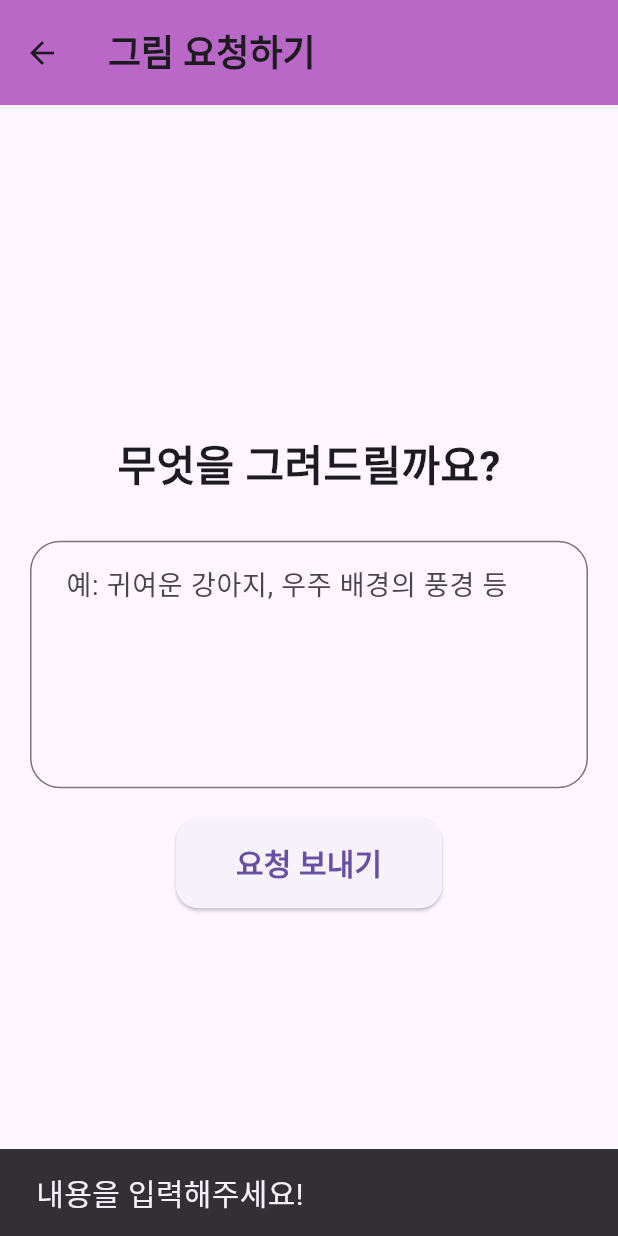
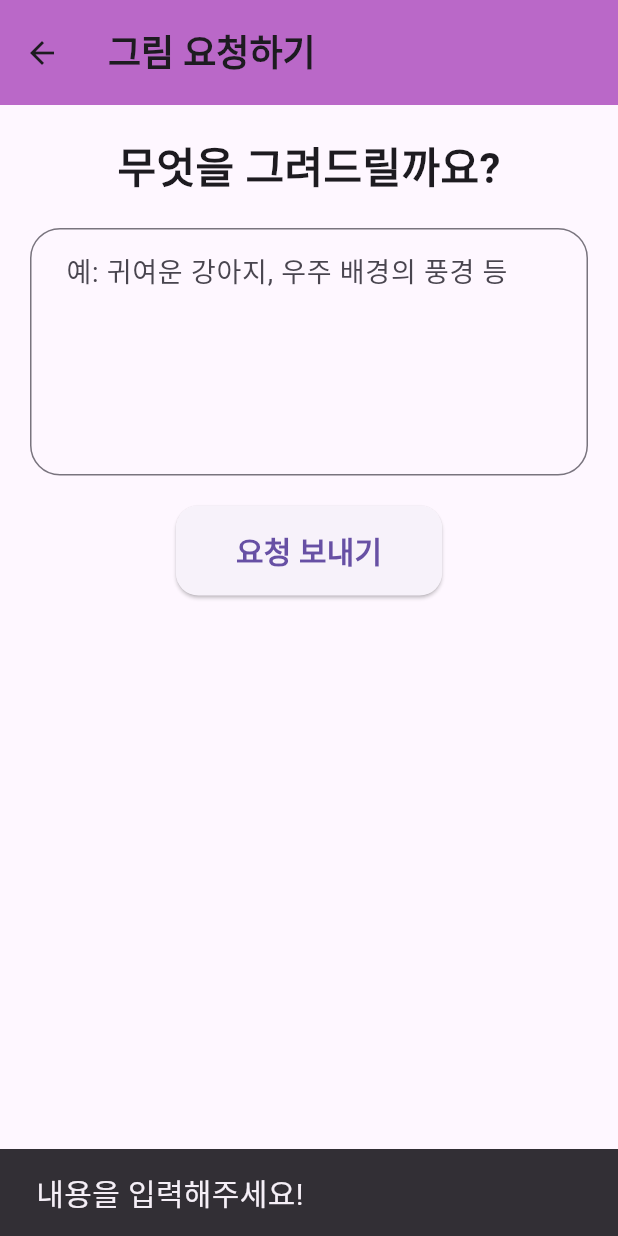
Before and after one commit to Minseong-Choi/2025ESWContest_free_1125, a Flutter app: the RequestScreen screen opened directly, after a tap on "요청 보내기", on a phone screen of 412 x 824 dp. Run offline on Flutter 3.47's test engine with Material 3 defaults, Android fonts, the phone set to English and light mode, and no system bars; our stand-ins replace image_picker.

Commit message:
그림 요청 완료

```diff
--- a/lib/screens/request/request_screen.dart
+++ b/lib/screens/request/request_screen.dart
@@ -12,6 +12,10 @@ class _RequestScreenState extends State<RequestScreen> {
   final TextEditingController _textController = TextEditingController();
   final api = ApiService(); // ApiService 인스턴스
 
+  String? _imageUrl;  // 서버에서 받은 이미지 URL
+  String? _message;   // 서버에서 받은 메시지
+  bool _loading = false; // 요청 진행 상태
+
   void _submitRequest() async {
     final requestText = _textController.text.trim();
     if (requestText.isEmpty) {
@@ -21,12 +25,23 @@ class _RequestScreenState extends State<RequestScreen> {
       return;
     }
 
-    bool success = await api.sendRequest(requestText);
+    setState(() {
+      _loading = true;
+      _imageUrl = null;
+      _message = null;
+    });
 
-    if (success) {
-      ScaffoldMessenger.of(context).showSnackBar(
-        const SnackBar(content: Text("요청이 전송되었습니다!")),
-      );
+    final result = await api.sendRequest(requestText);
+
+    setState(() {
+      _loading = false;
+    });
+
+    if (result != null) {
+      setState(() {
+        _imageUrl = result["imageUrl"];
+        _message = result["message"] ?? "그림이 완성되었습니다!";
+      });
       _textController.clear();
     } else {
       ScaffoldMessenger.of(context).showSnackBar(
@@ -49,13 +64,12 @@ class _RequestScreenState extends State<RequestScreen> {
       body: Padding(
         padding: const EdgeInsets.all(20.0),
         child: Column(
-          mainAxisAlignment: MainAxisAlignment.center,
           children: [
             const Text(
               "무엇을 그려드릴까요?",
               style: TextStyle(fontSize: 28, fontWeight: FontWeight.bold),
             ),
-            const SizedBox(height: 30),
+            const SizedBox(height: 20),
             TextField(
               controller: _textController,
               maxLines: 5,
@@ -72,10 +86,13 @@ class _RequestScreenState extends State<RequestScreen> {
             ),
             const SizedBox(height: 20),
             ElevatedButton(
-              onPressed: _submitRequest,
-              child: const Text(
+              onPressed: _loading ? null : _submitRequest,
+              child: _loading
+                  ? const CircularProgressIndicator(color: Colors.white)
+                  : const Text(
                 "요청 보내기",
-                style: TextStyle(fontSize: 20, fontWeight: FontWeight.bold),
+                style:
+                TextStyle(fontSize: 20, fontWeight: FontWeight.bold),
               ),
               style: ElevatedButton.styleFrom(
                 padding:
@@ -84,7 +101,26 @@ class _RequestScreenState extends State<RequestScreen> {
                   borderRadius: BorderRadius.circular(15),
                 ),
               ),
-            )
+            ),
+            const SizedBox(height: 30),
+            if (_message != null) ...[
+              Text(
+                _message!,
+                style: const TextStyle(
+                  fontSize: 20,
+                  fontWeight: FontWeight.bold,
+                  color: Colors.green,
+                ),
+              ),
+              const SizedBox(height: 20),
+            ],
+            if (_imageUrl != null)
+              Expanded(
+                child: Image.network(
+                  _imageUrl!,
+                  fit: BoxFit.contain,
+                ),
+              ),
           ],
         ),
       ),
```
Also changed, not shown: lib/services/api_service.dart (+7 -6 lines), 2 other files.
